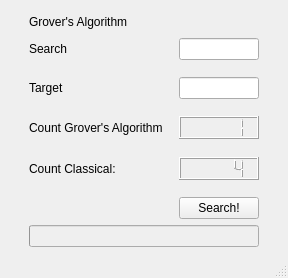
First picture: the form in ui/form.ui, repository Tiernan8r/quantum_computing_project, before the edit.
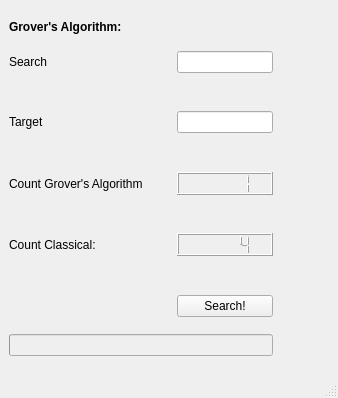
Second picture: the form after the edit.

```diff
--- a/ui/form.ui
+++ b/ui/form.ui
@@ -6,8 +6,8 @@
    <rect>
     <x>0</x>
     <y>0</y>
-    <width>288</width>
-    <height>278</height>
+    <width>338</width>
+    <height>398</height>
    </rect>
   </property>
   <property name="windowTitle">
@@ -15,7 +15,61 @@
   </property>
   <widget class="QWidget" name="centralwidget">
    <layout class="QGridLayout" name="gridLayout_2">
-    <item row="3" column="1" colspan="3">
+    <item row="0" column="0">
+     <spacer name="verticalSpacer_2">
+      <property name="orientation">
+       <enum>Qt::Vertical</enum>
+      </property>
+      <property name="sizeHint" stdset="0">
+       <size>
+        <width>20</width>
+        <height>40</height>
+       </size>
+      </property>
+     </spacer>
+    </item>
+    <item row="3" column="1">
+     <spacer name="horizontalSpacer">
+      <property name="orientation">
+       <enum>Qt::Horizontal</enum>
+      </property>
+      <property name="sizeHint" stdset="0">
+       <size>
+        <width>40</width>
+        <height>20</height>
+       </size>
+      </property>
+     </spacer>
+    </item>
+    <item row="1" column="0">
+     <widget class="QLabel" name="title">
+      <property name="text">
+       <string>&lt;html&gt;&lt;head/&gt;&lt;body&gt;&lt;p&gt;&lt;span style=&quot; font-weight:700;&quot;&gt;Grover's Algorithm:&lt;/span&gt;&lt;/p&gt;&lt;/body&gt;&lt;/html&gt;</string>
+      </property>
+      <property name="textFormat">
+       <enum>Qt::RichText</enum>
+      </property>
+     </widget>
+    </item>
+    <item row="2" column="0">
+     <spacer name="verticalSpacer">
+      <property name="orientation">
+       <enum>Qt::Vertical</enum>
+      </property>
+      <property name="sizeHint" stdset="0">
+       <size>
+        <width>20</width>
+        <height>40</height>
+       </size>
+      </property>
+     </spacer>
+    </item>
+    <item row="3" column="2">
+     <widget class="QWidget" name="graphWidgetFrame" native="true">
+      <layout class="QGridLayout" name="gridLayout_3"/>
+     </widget>
+    </item>
+    <item row="3" column="0">
      <layout class="QGridLayout" name="gridLayout">
       <item row="8" column="1">
        <spacer name="horizontalSpacer_9">
@@ -246,112 +300,47 @@
       </item>
      </layout>
     </item>
-    <item row="3" column="4">
+    <item row="3" column="3">
      <spacer name="horizontalSpacer_2">
       <property name="orientation">
        <enum>Qt::Horizontal</enum>
       </property>
       <property name="sizeHint" stdset="0">
        <size>
-        <width>14</width>
-        <height>20</height>
-       </size>
-      </property>
-     </spacer>
-    </item>
-    <item row="1" column="0">
-     <spacer name="horizontalSpacer_3">
-      <property name="orientation">
-       <enum>Qt::Horizontal</enum>
-      </property>
-      <property name="sizeHint" stdset="0">
-       <size>
         <width>40</width>
         <height>20</height>
        </size>
       </property>
      </spacer>
     </item>
-    <item row="1" column="4">
-     <spacer name="horizontalSpacer_4">
-      <property name="orientation">
-       <enum>Qt::Horizontal</enum>
-      </property>
-      <property name="sizeHint" stdset="0">
-       <size>
-        <width>40</width>
-        <height>20</height>
-       </size>
-      </property>
-     </spacer>
-    </item>
-    <item row="0" column="1">
-     <spacer name="verticalSpacer">
+    <item row="4" column="0">
+     <spacer name="verticalSpacer_11">
       <property name="orientation">
        <enum>Qt::Vertical</enum>
       </property>
       <property name="sizeHint" stdset="0">
        <size>
         <width>20</width>
-        <height>119</height>
+        <height>40</height>
        </size>
       </property>
      </spacer>
     </item>
-    <item row="6" column="1" colspan="3">
+    <item row="5" column="0">
      <widget class="QProgressBar" name="progressBar">
       <property name="enabled">
        <bool>false</bool>
       </property>
-      <property name="autoFillBackground">
-       <bool>false</bool>
-      </property>
       <property name="value">
        <number>0</number>
       </property>
       <property name="textVisible">
        <bool>false</bool>
       </property>
-      <property name="invertedAppearance">
-       <bool>false</bool>
-      </property>
      </widget>
     </item>
-    <item row="5" column="2">
-     <spacer name="verticalSpacer_11">
-      <property name="orientation">
-       <enum>Qt::Vertical</enum>
-      </property>
-      <property name="sizeHint" stdset="0">
-       <size>
-        <width>20</width>
-        <height>40</height>
-       </size>
-      </property>
-     </spacer>
-    </item>
-    <item row="3" column="0">
-     <spacer name="horizontalSpacer">
-      <property name="orientation">
-       <enum>Qt::Horizontal</enum>
-      </property>
-      <property name="sizeHint" stdset="0">
-       <size>
-        <width>13</width>
-        <height>20</height>
-       </size>
-      </property>
-     </spacer>
-    </item>
-    <item row="1" column="1" colspan="2">
-     <widget class="QLabel" name="title">
-      <property name="text">
-       <string>Grover's Algorithm</string>
-      </property>
-     </widget>
-    </item>
-    <item row="7" column="1">
-     <spacer name="verticalSpacer_2">
+    <item row="6" column="0">
+     <spacer name="verticalSpacer_12">
       <property name="orientation">
        <enum>Qt::Vertical</enum>
       </property>
```
Left out of the diff: 24 changed lines with no effect on the pictures.
